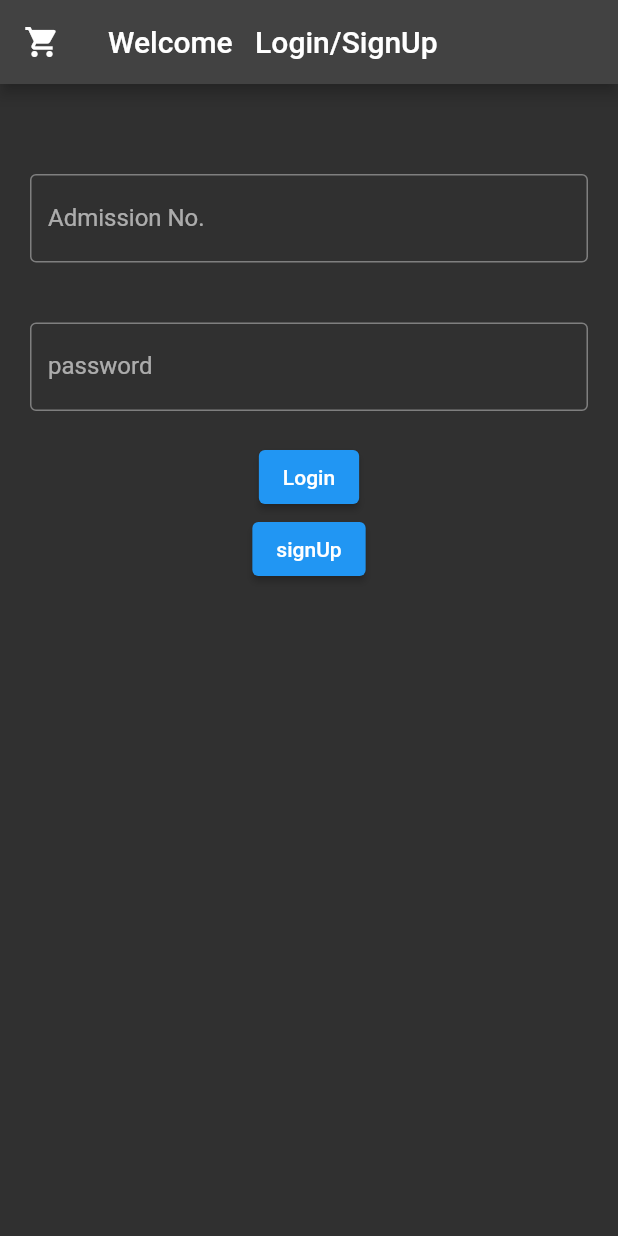
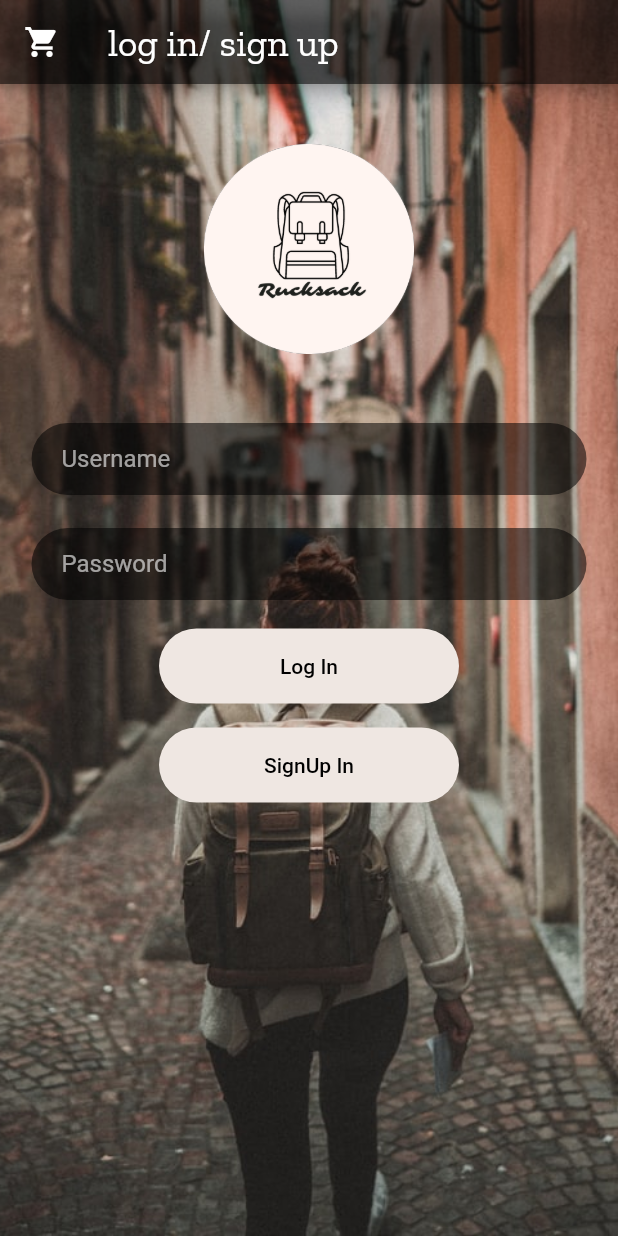
Before and after one commit to jithinprem/rucksack, a Flutter app: the screen it shows after launch, after a tap on "Login", on a phone screen of 412 x 824 dp. Run offline on Flutter 3.47's test engine with Material 2 defaults, Android fonts, the phone set to English and light mode, and no system bars; drawn by our look-alikes of modal_progress_hud_nsn; our stand-ins replace cloud_firestore, dropdown_button2, firebase_auth, firebase_core, firebase_storage, font_awesome_flutter and 2 more; accounts and stored records are empty; network calls fail; Roboto replaces fonts that are missing (Readex).

Commit message:
checkpoint14

```diff
--- a/lib/main.dart
+++ b/lib/main.dart
@@ -7,7 +7,9 @@ import 'package:rucksack/screens/imageupload/imgupload.dart';
 import 'package:rucksack/screens/logSignScreen.dart';
 import 'package:firebase_auth/firebase_auth.dart';
 import 'package:firebase_core/firebase_core.dart';
+import 'package:rucksack/screens/logsecond.dart';
 import 'package:rucksack/screens/profile/broughtlist.dart';
+import 'package:rucksack/screens/profile/logfirst.dart';
 import 'package:rucksack/screens/profile/saleslist.dart';
 import 'package:rucksack/screens/profile/update.dart';
 import 'package:rucksack/screens/profile/wishlist.dart';
@@ -34,9 +36,11 @@ class _MyAppState extends State<MyApp> {
       theme: ThemeData.dark().copyWith(
         scaffoldBackgroundColor: Colors.grey[900],
       ),
-      initialRoute: LogSignScreen.id,
+      initialRoute: LoginScreen.id,
 
       routes: {
+        RealLogin.id : (context) => RealLogin(),
+        LoginScreen.id : (context) => LoginScreen(),
         AfterOpen.id : (context) => AfterOpen(),
         UpImg.id : (context) => UpImg(),
         AddItem.id : (context) => AddItem(),
--- a/lib/screens/logsignscreen.dart
+++ b/lib/screens/logsignscreen.dart
@@ -1,6 +1,7 @@
 import 'package:flutter/material.dart';
 import 'package:firebase_auth/firebase_auth.dart';
 import 'package:firebase_core/firebase_core.dart';
+import 'package:rucksack/color/colors.dart';
 import 'package:toast/toast.dart';
 import 'emailverify.dart';
 import 'homescreen.dart';
@@ -37,10 +38,19 @@ class _LogSignScreenState extends State<LogSignScreen> {
     return MaterialApp(
       theme: ThemeData.dark(),
       home: SafeArea(
+        child: Container(
+          constraints: const BoxConstraints.expand(),
+          decoration: const BoxDecoration(
+              image: DecorationImage(
+                  image: AssetImage("images/women.jpg"), fit: BoxFit.cover)
+          ),
           child: Scaffold(
+            resizeToAvoidBottomInset: false,
+            backgroundColor: Colors.transparent,
             appBar: AppBar(
+              backgroundColor: Colors.black54,
               leading: Icon(Icons.shopping_cart),
-            title: Text('Welcome   Login/SignUp'),
+              title: Text('log in/ sign up', style: TextStyle(fontFamily: 'ZillaSlab', fontSize: 25),),
             ),
             body: ModalProgressHUD(
               inAsyncCall: showSpinner,
@@ -48,34 +58,47 @@ class _LogSignScreenState extends State<LogSignScreen> {
                 margin: EdgeInsets.only(top: 40),
                 child: Column(
                   children: <Widget>[
+                    CircleAvatar(
+                      child: Image.asset('images/Rucksack1.png'),
+                      radius: 70,
+                      backgroundColor: Colors.blueGrey[900],
+                    ),
                     Padding(
-                    padding: const EdgeInsets.all(10.0),
+                      padding: const EdgeInsets.all(6.0),
                       child: Container(
-                      padding: const EdgeInsets.all(10),
+                        margin: EdgeInsets.only(left: 15, right: 15, top: 40),
+                        padding: EdgeInsets.only(left: 20),
+                        decoration: const BoxDecoration(
+                          color: Colors.black54,
+                          borderRadius: BorderRadius.all(Radius.circular(30)),
+                        ),
                         child: TextField(
                           controller: nameController,
                           decoration: const InputDecoration(
-                          border: OutlineInputBorder(),
-                          labelText: 'Admission No.',
-                        ),
+                              border: InputBorder.none, hintText: 'Username'),
+                          style: const TextStyle(color: Colors.white, fontFamily: 'Readex'),
                         ),
                       ),
                     ),
                     Padding(
-                    padding: const EdgeInsets.all(10.0),
+                      padding: const EdgeInsets.all(6.0),
                       child: Container(
-                      padding: const EdgeInsets.all(10),
+                        margin: EdgeInsets.only(left: 15, right: 15, top: 10),
+                        padding: EdgeInsets.only(left: 20),
+                        decoration: const BoxDecoration(
+                          color: Colors.black54,
+                          borderRadius: BorderRadius.all(Radius.circular(30)),
+                        ),
                         child: TextField(
-                        obscureText: true,
                           controller: passwordController,
                           decoration: const InputDecoration(
-                          border: OutlineInputBorder(),
-                          labelText: 'password',
+                              border: InputBorder.none, hintText: 'Password'),
+                          obscureText: true,
+                          style: const TextStyle(color: Colors.white, fontFamily: 'Readex'),
                         ),
                       ),
                     ),
-                  ),
-                  ElevatedButton(
+                    TextButton(
                       onPressed: () async {
                         setState((){
                           showSpinner = true;
@@ -92,9 +115,19 @@ class _LogSignScreenState extends State<LogSignScreen> {
                           showSpinner = false;
                         });
                       },
-                    child: Text('Login'),
+                      child: Container(
+                        margin: EdgeInsets.only(top: 5),
+                        width: 200,
+                        height: 50,
+                        decoration: BoxDecoration(
+                          borderRadius: BorderRadius.circular(30),
+                          color: Color(0xFFEFE7E2),
                         ),
-                  ElevatedButton(
+                        child: Center(child: Text('Log In', style: TextStyle(color: Colors.black),)),
+
+                      ),
+                    ),
+                    TextButton(
                         onPressed: () async {
                           var email = nameController.text;
                           var pass = passwordController.text;
@@ -110,8 +143,20 @@ class _LogSignScreenState extends State<LogSignScreen> {
                             _showToast(context);
                           }
                         },
-                      child: Text('signUp')),
+                        child: Container(
+                          margin: EdgeInsets.only(top: 0),
+                          width: 200,
+                          height: 50,
+                          decoration: BoxDecoration(
+                            borderRadius: BorderRadius.circular(30),
+                            color: Color(0xFFEFE7E2),
+                          ),
+                          child: Center(child: Text('SignUp In', style: TextStyle(color: Colors.black),)),
+
+                        ),
+                    ),
                   ],
+                ),
               ),
             ),
           ),
--- /dev/null
+++ b/lib/screens/profile/logfirst.dart
@@ -0,0 +1,196 @@
+import 'package:flutter/material.dart';
+import 'package:rucksack/screens/logSignScreen.dart';
+import 'package:rucksack/color/colors.dart';
+import 'package:rucksack/screens/logsecond.dart';
+
+
+class LoginScreen extends StatefulWidget {
+  static String id = 'login';
+  const LoginScreen({Key? key}) : super(key: key);
+
+  @override
+  _LoginScreenState createState() => _LoginScreenState();
+}
+
+class _LoginScreenState extends State<LoginScreen> {
+  @override
+  Widget build(BuildContext context) {
+    return SafeArea(
+      child: Container(
+        constraints: const BoxConstraints.expand(),
+        decoration: const BoxDecoration(
+            image: DecorationImage(
+                image: AssetImage('images/back2.png'), fit: BoxFit.cover)
+        ),
+        child: Scaffold(
+          //backgroundColor: Colors.lightBlueAccent,
+          backgroundColor: Colors.transparent,
+          body: Column(
+            children: <Widget>[
+              Container(
+                padding: EdgeInsets.only(top: 60, bottom: 60, left: 20, right: 20),
+                child: Row(
+                  mainAxisAlignment: MainAxisAlignment.spaceAround,
+                  children: <Widget>[
+                    Column(
+                      crossAxisAlignment: CrossAxisAlignment.start,
+                      children: <Widget>[
+                        CircleAvatar(
+                          child: Image.asset('images/Rucksack1.png'),
+                          radius: 50,
+                          backgroundColor: Colors.blueGrey[900],
+                        ),
+                        SizedBox(
+                          height: 10,
+                        ),
+                        Text(
+                          'R U C K S A C K',
+                          style: TextStyle(
+                            color: Colors.white,
+                            fontFamily: 'GochiHand',
+                            fontSize: 20.0,
+                            fontWeight: FontWeight.w700,
+                          ),
+                        ),
+                      ],
+                    ),
+                    Text(
+                      '\t\t\tHey there,\n\n\n',
+                      style: TextStyle(
+                          color: Colors.white,
+                          fontFamily: 'Readex',
+                          fontSize: 15),
+                    ),
+                    Text(
+                      '\nWelcome\n to RuckSack!',
+                      style: TextStyle(
+                          color: Colors.white,
+                          fontFamily: 'Readex',
+                          fontSize: 23),
+                    ),
+                  ],
+                ),
+              ),
+              Stack(
+                clipBehavior: Clip.none,
+                children: <Widget>[
+                  Container(
+                    padding: EdgeInsets.symmetric(horizontal: 6),
+                    margin: EdgeInsets.symmetric(horizontal: 10),
+                    width: double.infinity,
+                    height: 220,
+                    decoration: const BoxDecoration(
+                      color: Colors.white,
+                      borderRadius: BorderRadius.all(Radius.circular(30))
+                    ),
+                    child: Column(
+                      crossAxisAlignment: CrossAxisAlignment.start,
+                      children: const <Widget>[
+                        SizedBox(
+                          height: 10,
+                        ),
+                        Padding(
+                          padding: EdgeInsets.only(left: 20, top: 10),
+                          child: Text(
+                            'Log in/Sign up to continue',
+                            style: TextStyle(
+                                color: Colors.black45,
+                                fontFamily: 'Readex',
+                                fontSize: 20),
+                          ),
+                        ),
+                        // space for
+                        ListTile(
+                          leading: Padding(
+                            padding: EdgeInsets.only(top: 18),
+                            child: Icon(
+                              Icons.verified_rounded,
+                              color: Colors.lime,
+                              size: 20,
+                            ),
+                          ),
+                          title: Text(
+                            'explore new products',
+                            style:
+                            TextStyle(color: Colors.black45, fontSize: 10),
+                          ),
+                          subtitle: Text(
+                            'trusted verified sellers',
+                            style: TextStyle(color: Colors.black, fontSize: 11),
+                          ),
+                          trailing: Icon(Icons.verified_user_rounded, color: Colors.grey,),
+                        ),
+                        ListTile(
+                          leading: Padding(
+                            padding: EdgeInsets.only(top: 18),
+                            child: Icon(
+                              Icons.verified_rounded,
+                              color: Colors.lime,
+                              size: 20,
+                            ),
+                          ),
+                          title: Text(
+                            'easy buy at great price',
+                            style:
+                            TextStyle(color: Colors.black45, fontSize: 10),
+                          ),
+                          subtitle: Text(
+                            'easy and effortlessly',
+                            style: TextStyle(color: Colors.black, fontSize: 11),
+                          ),
+                          trailing: Icon(Icons.search, color: Colors.grey,),
+                        ),
+                      ],
+                    ),
+                  ),
+                  buildButton(margin: EdgeInsets.only(top: 170), text: 'Login', context: this.context, id: LogSignScreen.id),
+                  buildButton(margin: EdgeInsets.only(top: 240), text: 'SignUp', context : this.context, id: LogSignScreen.id),
+                ],
+              ),
+              Text(
+                '\n\n\nGO GRAB YOUR DEAL',
+                style: TextStyle(
+                    color: Colors.white,
+                    fontFamily: 'Pacifico',
+                ),
+              ),
+            ],
+          ),
+        ),
+      ),
+    );
+
+  }
+}
+Widget buildButton(
+    {
+      required margin,
+      required text,
+      required context,
+      required  id,
+    }
+    )=>Container(
+  child: Container(
+    margin: margin,
+    height: 80,
+    width: double.infinity,
+    padding: const EdgeInsets.only(top: 25, left: 24, right: 24),
+    child: RaisedButton(
+      elevation: 0,
+      shape: RoundedRectangleBorder(
+        borderRadius: BorderRadius.circular(25),
+      ),
+      color: Color(0xFFEFE7E2),
+      onPressed: () => Navigator.pushNamed(context, id),
+      child: Text(
+        text,
+        style: TextStyle(
+          fontSize: 20,
+          fontWeight: FontWeight.w300,
+          color: Colors.grey[700],
+          fontFamily: 'Readex',
+        ),
+      ),
+    ),
+  ),
+);
--- a/pubspec.yaml
+++ b/pubspec.yaml
@@ -70,9 +70,8 @@ flutter:
   uses-material-design: true
 
   # To add assets to your application, add an assets section, like this:
-  # assets:
-  #   - images/a_dot_burr.jpeg
-  #   - images/a_dot_ham.jpeg
+  assets:
+    - images/
 
   # An image asset can refer to one or more resolution-specific "variants", see
   # https://flutter.dev/assets-and-images/#resolution-aware.
```
Also changed, not shown: lib/screens/afteropen/afteropen.dart (+11 -9 lines), lib/screens/logsecond.dart (added, +133 -0 lines), images/Rucksack1.png (added), images/back1.jpg (added), images/back2.png (added), images/man.jpg (added), images/women.jpg (added). Lines whose indentation alone changed are shown as unchanged.
